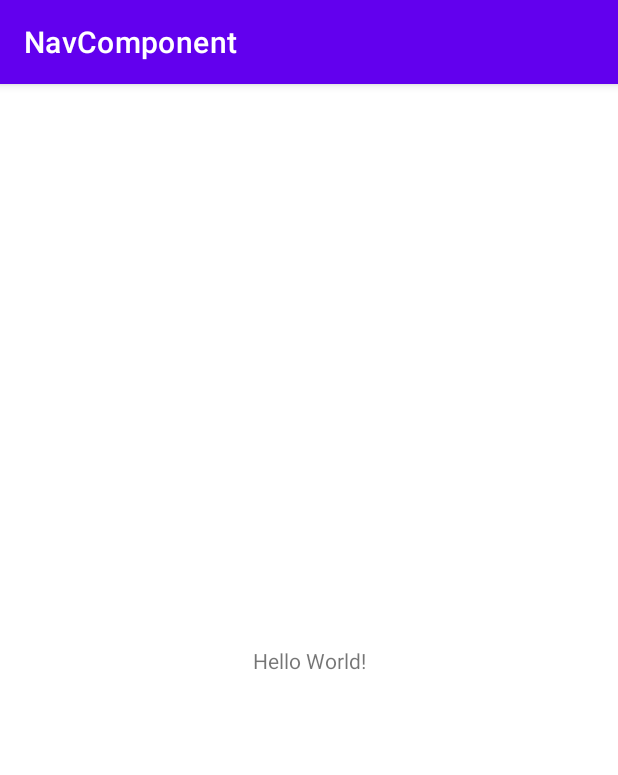
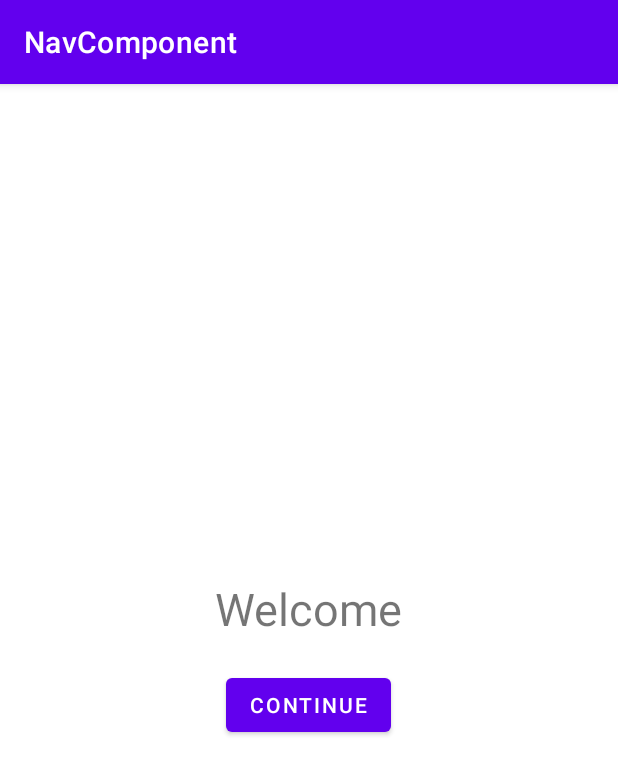
Before and after one commit to morarafrank/NavComponent, an Android app: the screen it shows after launch (MainActivity), on a phone screen of 412 x 824 dp. Shown: the top 775 px of the screen. Run offline under Robolectric (Android 15) with nearby library versions, the phone set to English and light mode, and no system bars.

Commit message:
adding a NavHostFragment

```diff
--- a/app/src/main/res/layout/activity_main.xml
+++ b/app/src/main/res/layout/activity_main.xml
@@ -6,13 +6,13 @@
         android:layout_width="match_parent"
         android:layout_height="match_parent"
         tools:context=".MainActivity">
-    <TextView
-            android:layout_width="wrap_content"
-            android:layout_height="wrap_content"
-            android:text="Hello World!"
-            app:layout_constraintBottom_toBottomOf="parent"
-            app:layout_constraintLeft_toLeftOf="parent"
-            app:layout_constraintRight_toRightOf="parent"
-            app:layout_constraintTop_toTopOf="parent"/>
+  <androidx.fragment.app.FragmentContainerView
+      android:id="@+id/nav_host_fragment"
+      android:layout_width="match_parent"
+      android:layout_height="match_parent"
+      android:name="androidx.navigation.fragment.NavHostFragment"
+      app:defaultNavHost="true"
+      app:navGraph="@navigation/nav_graph"/>
+
 
 </androidx.constraintlayout.widget.ConstraintLayout>
```
